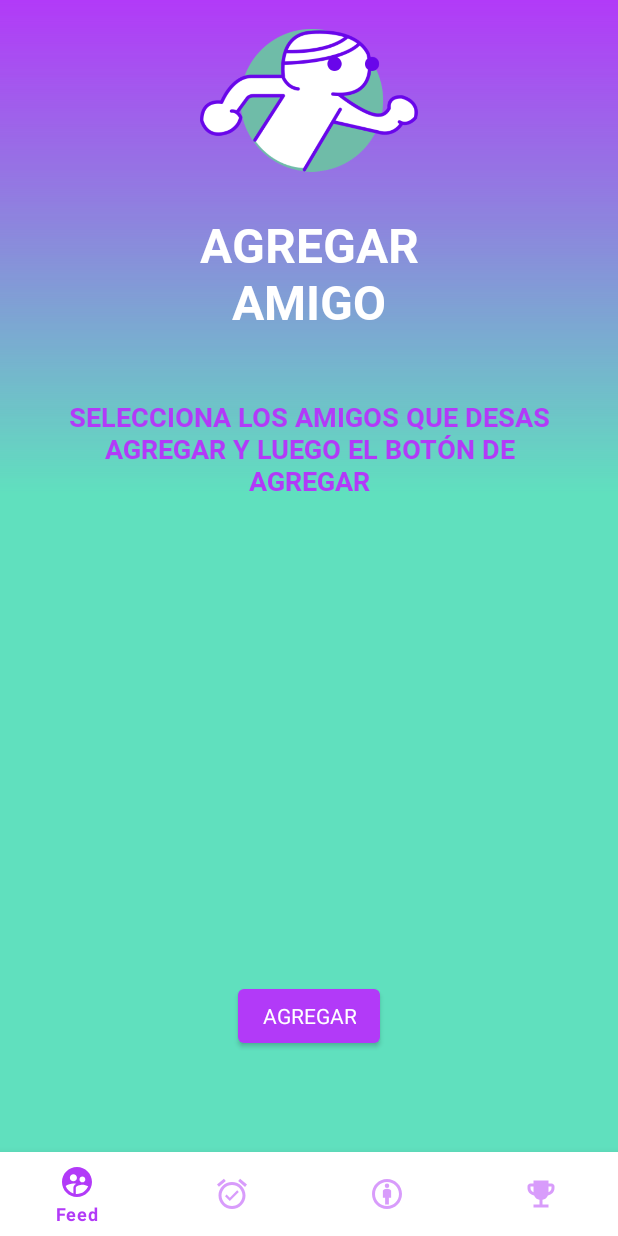
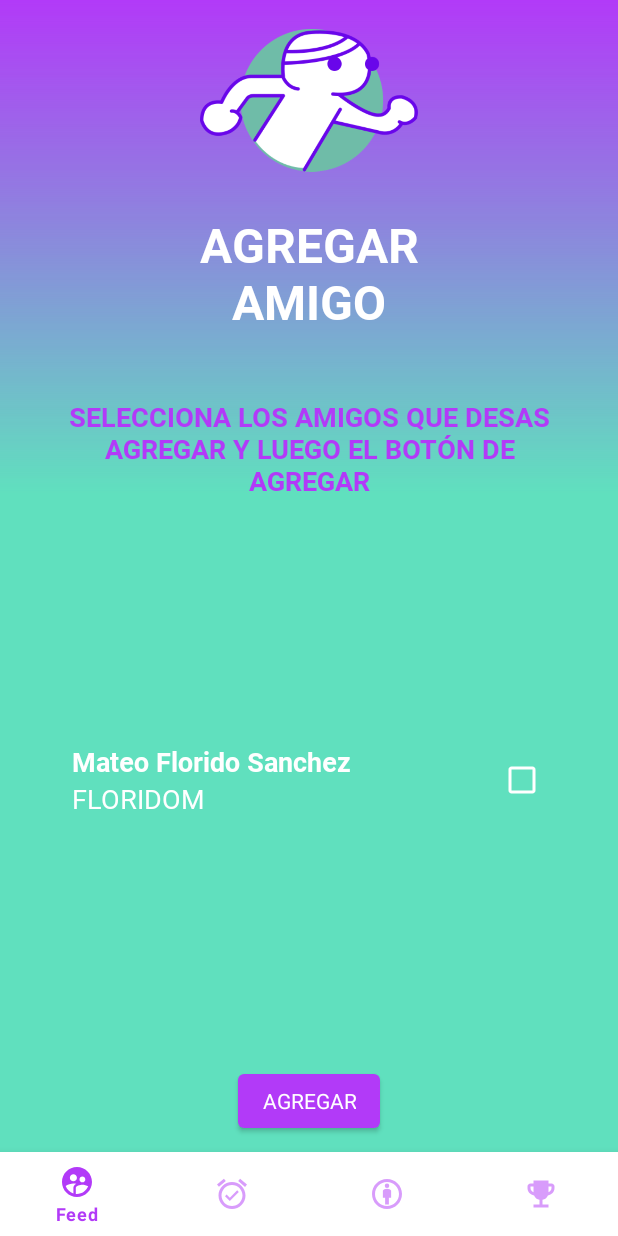
Before and after one commit to IntroCompuMovil202110/FitGuide, an Android app: the ContactsActivity screen opened directly, with no data from a screen before it, on a phone screen of 412 x 824 dp. Run offline under Robolectric (Android 15) with nearby library versions, the phone set to English and light mode, and no system bars.

Commit message:
Contacts View Finished

```diff
--- a/app/src/main/java/org/phonen/fitguide/ContactsActivity.java
+++ b/app/src/main/java/org/phonen/fitguide/ContactsActivity.java
@@ -11,4 +11,8 @@ public class ContactsActivity extends AppCompatActivity {
         super.onCreate(savedInstanceState);
         setContentView(R.layout.activity_contacts);
     }
+
+    public void onCheckboxClicked(android.view.View v){
+        //TODO
+    }
 }
--- a/app/src/main/res/layout/activity_contacts.xml
+++ b/app/src/main/res/layout/activity_contacts.xml
@@ -51,17 +51,56 @@
             app:layout_constraintStart_toStartOf="parent"
             app:layout_constraintTop_toBottomOf="@+id/textView2" />
 
+        <ScrollView
+            android:id="@+id/friendsScrollView"
+            android:layout_width="match_parent"
+            android:layout_height="wrap_content"
+            android:paddingHorizontal="48dp"
+            android:paddingVertical="8dp"
+            app:layout_constraintBottom_toTopOf="@+id/add_button"
+            app:layout_constraintEnd_toEndOf="parent"
+            app:layout_constraintStart_toStartOf="parent"
+            app:layout_constraintTop_toBottomOf="@+id/textView4">
+
+            <LinearLayout
+                android:layout_width="match_parent"
+                android:layout_height="wrap_content"
+                android:orientation="vertical">
+
+                <LinearLayout
+                    style="@style/Widget.AppFriendRequestSnippet">
+
+                    <LinearLayout
+                        style="@style/Widget.App.FriendRequestInfo">
+
+                        <TextView
+                            style="@style/Widget.App.NameText"
+                            android:id="@+id/add_friend_option_name"
+                            android:text="@string/sample_add_friend_name"/>
+
+                        <TextView
+                            style="@style/Widget.App.UsernameText"
+                            android:id="@+id/add_friend_option_username"
+                            android:text="@string/sample_add_friend_username"/>
+                    </LinearLayout>
+
+                    <CheckBox
+                        android:id="@+id/checkbox_meat"
+                        style="@style/Widget.App.CheckBoxFriend" />
+                </LinearLayout>
+            </LinearLayout>
+        </ScrollView>
+
         <Button
             android:id="@+id/add_button"
             style="@style/Theme.FItguide"
             android:layout_width="wrap_content"
             android:layout_height="wrap_content"
+            android:layout_marginBottom="10dp"
             android:text="@string/contacts_button_text"
             app:layout_constraintBottom_toTopOf="@+id/bottomNavigationView"
             app:layout_constraintEnd_toEndOf="parent"
-            app:layout_constraintStart_toStartOf="parent"
-            app:layout_constraintTop_toBottomOf="@+id/textView4"
-            app:layout_constraintVertical_bias="0.83" />
+            app:layout_constraintStart_toStartOf="parent" />
 
         <com.google.android.material.bottomnavigation.BottomNavigationView
             android:id="@+id/bottomNavigationView"
--- a/app/src/main/res/values/themes.xml
+++ b/app/src/main/res/values/themes.xml
@@ -82,4 +82,35 @@
         <item name="cornerFamily">cut</item>
         <item name="cornerSize">4dp</item>
     </style>
+
+    <style name="Widget.AppFriendRequestSnippet" parent="">
+        <item name="android:layout_width">match_parent</item>
+        <item name="android:layout_height">match_parent</item>
+        <item name="android:background">@android:color/transparent</item>
+        <item name="android:orientation">horizontal</item>
+    </style>
+    <style name="Widget.App.FriendRequestInfo" parent="">
+        <item name="android:layout_width">0dp</item>
+        <item name="android:layout_height">wrap_content</item>
+        <item name="android:layout_weight">0.9</item>
+        <item name="android:orientation">vertical</item>
+    </style>
+    <style name="Widget.App.NameText" parent="">
+        <item name="android:layout_width">wrap_content</item>
+        <item name="android:layout_height">wrap_content</item>
+        <item name="android:fontFamily">@font/roboto_bold</item>
+        <item name="android:textColor">@color/white</item>
+        <item name="android:textSize">18sp</item>
+    </style>
+    <style name="Widget.App.UsernameText" parent="Widget.App.NameText">
+        <item name="android:fontFamily">@font/roboto</item>
+    </style>
+    <style name="Widget.App.CheckBoxFriend" parent="Widget.AppCompat.CompoundButton.CheckBox">
+        <item name="android:layout_width">0dp</item>
+        <item name="android:layout_height">match_parent</item>
+        <item name="android:layout_weight">0.1</item>
+        <item name="buttonTint">@color/white</item>
+        <item name="android:onClick">onCheckBoxClicked</item>
+    </style>
+
 </resources>
```
